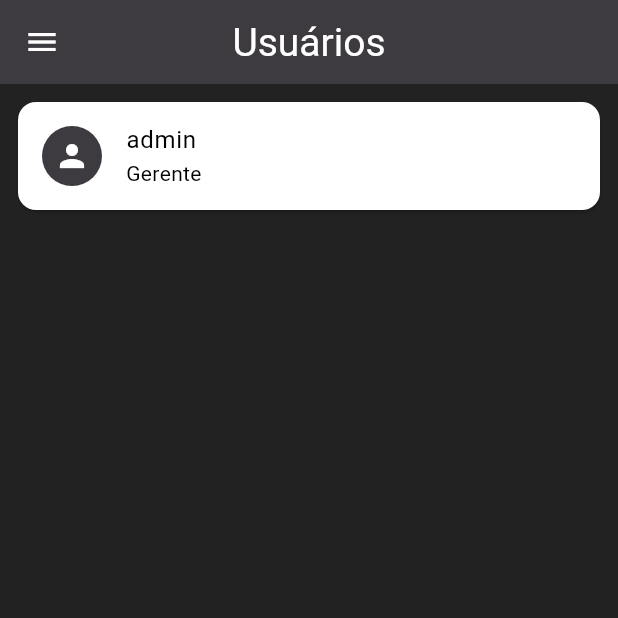
After one commit to Eder-Queiroz/pdv-app, a Flutter app: the UserPage screen opened by its route, on a phone screen of 412 x 824 dp, the top half of it. The commit adds this screen. Run offline on Flutter 3.47's test engine with Material 3 defaults, Android fonts, the phone set to English and light mode, and no system bars; our stand-ins replace flutter_svg, sqflite; accounts and stored records are empty.

Commit message:
Feat: created user_page

```diff
--- /dev/null
+++ b/lib/components/user_item.dart
@@ -0,0 +1,39 @@
+import 'package:flutter/material.dart';
+import 'package:pdv_app/components/user_form.dart';
+
+import '../model/user.dart';
+
+class UserItem extends StatelessWidget {
+  final User user;
+  final bool isManager;
+
+  const UserItem({super.key, required this.user, required this.isManager});
+
+  @override
+  Widget build(BuildContext context) {
+    void openShiftModal() {
+      showModalBottomSheet(
+        context: context,
+        builder: (_) => UserForm(user: user),
+      );
+    }
+
+    return Card(
+      child: ListTile(
+        leading: const CircleAvatar(
+          child: Icon(Icons.person),
+        ),
+        title: Text(
+          user.name,
+        ),
+        subtitle: Text(user.roleString),
+        trailing: isManager
+            ? IconButton(
+                icon: const Icon(Icons.edit),
+                onPressed: openShiftModal,
+              )
+            : null,
+      ),
+    );
+  }
+}
--- a/lib/main.dart
+++ b/lib/main.dart
@@ -6,6 +6,7 @@ import 'package:pdv_app/pages/shift_page.dart';
 import 'package:pdv_app/pages/shift_details_page.dart';
 import 'package:pdv_app/pages/supplier_form_page.dart';
 import 'package:pdv_app/pages/supplier_page.dart';
+import 'package:pdv_app/pages/user_page.dart';
 import 'package:pdv_app/provider/category_provider.dart';
 import 'package:pdv_app/provider/product_provider.dart';
 import 'package:pdv_app/provider/shift_provider.dart';
@@ -76,6 +77,7 @@ class MyApp extends StatelessWidget {
           AppRouter.supplierForm: (_) => const SupplierFormPage(),
           AppRouter.product: (_) => const ProductPage(),
           AppRouter.productForm: (_) => const ProductFormPage(),
+          AppRouter.user: (_) => const UserPage(),
         },
         debugShowCheckedModeBanner: false,
       ),
--- /dev/null
+++ b/lib/pages/user_page.dart
@@ -0,0 +1,59 @@
+import 'package:flutter/material.dart';
+import 'package:pdv_app/components/main_drawer.dart';
+import 'package:pdv_app/components/user_form.dart';
+import 'package:pdv_app/components/user_item.dart';
+import 'package:provider/provider.dart';
+
+import '../provider/user_provider.dart';
+import '../utils/app_router.dart';
+
+class UserPage extends StatelessWidget {
+  const UserPage({super.key});
+
+  @override
+  Widget build(BuildContext context) {
+    final provider = Provider.of<UserProvider>(context);
+    final userItems = provider.items;
+
+    void openShiftModal() {
+      showModalBottomSheet(
+        context: context,
+        builder: (_) => const UserForm(),
+      );
+    }
+
+    return Scaffold(
+      appBar: AppBar(
+        title: const Text('Usuários'),
+      ),
+      drawer: const MainDrawer(router: AppRouter.user),
+      body: Container(
+        child: provider.itemsCount > 0
+            ? ListView.builder(
+                itemCount: provider.itemsCount,
+                itemBuilder: (ctx, i) =>
+                    UserItem(user: userItems[i], isManager: provider.isManager),
+                padding: const EdgeInsets.all(8),
+              )
+            : Center(
+                child: Text(
+                  'Nenhum fornecedor cadastrado!',
+                  style: Theme.of(context).textTheme.titleLarge,
+                ),
+              ),
+      ),
+      floatingActionButtonLocation: FloatingActionButtonLocation.centerFloat,
+      floatingActionButton: provider.isManager
+          ? FloatingActionButton(
+              onPressed: openShiftModal,
+              elevation: 5,
+              backgroundColor: Theme.of(context).colorScheme.secondary,
+              child: Icon(
+                Icons.add,
+                color: Theme.of(context).primaryColor,
+              ),
+            )
+          : null,
+    );
+  }
+}
--- a/lib/utils/app_router.dart
+++ b/lib/utils/app_router.dart
@@ -6,4 +6,5 @@ class AppRouter {
   static const String supplierForm = '/supplier/form';
   static const String product = '/product';
   static const String productForm = '/product/form';
+  static const String user = '/user';
 }
```
Also changed, not shown: lib/components/main_drawer.dart (+8 -0 lines), lib/components/user_form.dart (added, +165 -0 lines), lib/model/user.dart (+12 -1 lines), lib/provider/user_provider.dart (+51 -7 lines).
